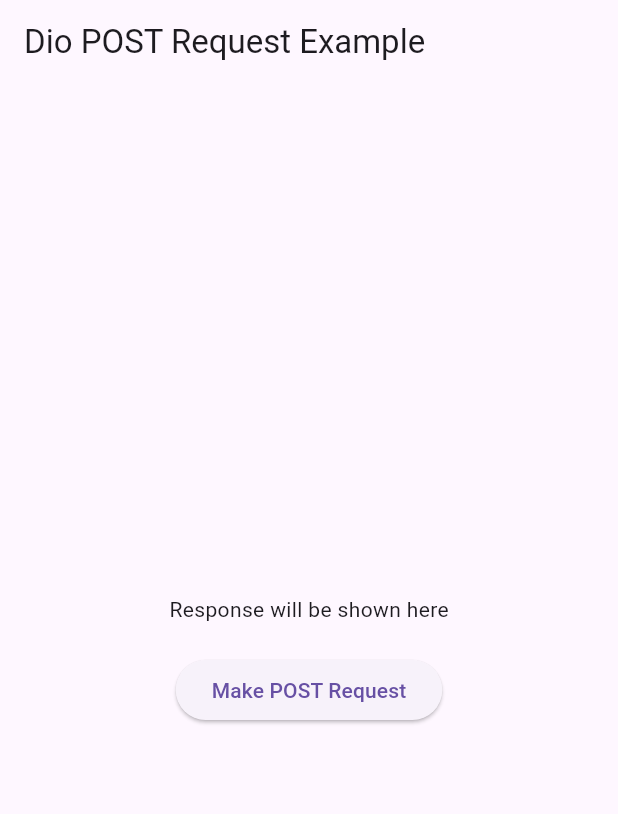
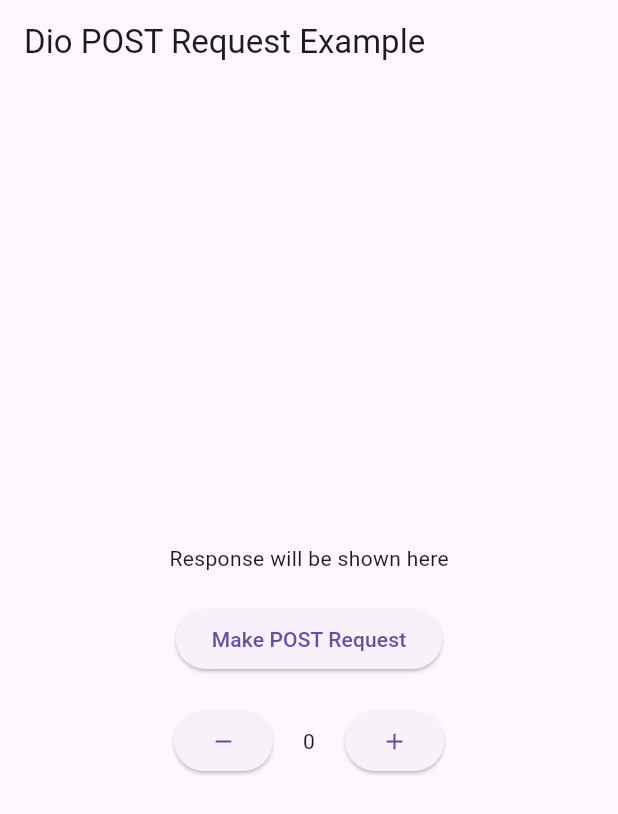
Before and after one commit to minhaz74692/Flutter_Riverpod_DRF_Project, a Flutter app: the screen it shows after launch, after a tap on "Make POST Request", on a phone screen of 412 x 824 dp. Shown: the top 814 px of the screen. Run offline on Flutter 3.47's test engine with Material 3 defaults, Android fonts, the phone set to English and light mode, and no system bars; our stand-ins replace dio, flutter_riverpod, get_it, shared_preferences; network calls fail.

```diff
--- a/lib/app.dart
+++ b/lib/app.dart
@@ -1,55 +1,17 @@
-import 'package:drf_flutter_app/blocs/auth_bloc.dart';
+import 'package:drf_flutter_app/screens/home.dart';
 import 'package:flutter/material.dart';
-import 'di_container.dart' as di;
-
-import 'package:provider/provider.dart';
+import 'package:flutter_riverpod/flutter_riverpod.dart';
 
 class MyApp extends StatelessWidget {
   const MyApp({super.key});
 
   @override
   Widget build(BuildContext context) {
-    return MultiProvider(
-      providers: [
-        ChangeNotifierProvider(create: (context) => di.sl<AuthBloc>()),
-      ],
+    return const ProviderScope(
       child: MaterialApp(
-        home: Scaffold(
-          appBar: AppBar(title: Text('Dio POST Request Example')),
-          body: PostRequestDemo(),
-        ),
+        debugShowCheckedModeBanner: false,
+        home: HomeScreen(),
       ),
     );
   }
 }
-
-class PostRequestDemo extends StatefulWidget {
-  @override
-  _PostRequestDemoState createState() => _PostRequestDemoState();
-}
-
-class _PostRequestDemoState extends State<PostRequestDemo> {
-  String responseMessage = 'Response will be shown here';
-
-  void makePostRequest() async {
-    var ab = context.read<AuthBloc>();
-    await ab.logIn();
-  }
-
-  @override
-  Widget build(BuildContext context) {
-    return Center(
-      child: Column(
-        mainAxisAlignment: MainAxisAlignment.center,
-        children: [
-          Text(responseMessage),
-          SizedBox(height: 20),
-          ElevatedButton(
-            onPressed: makePostRequest,
-            child: Text('Make POST Request'),
-          ),
-        ],
-      ),
-    );
-  }
-}
--- a/lib/blocs/auth_bloc.dart
+++ b/lib/blocs/auth_bloc.dart
@@ -1,5 +1,12 @@
 import 'package:drf_flutter_app/repository/repos/auth_repo.dart';
 import 'package:flutter/material.dart';
+import 'package:flutter_riverpod/flutter_riverpod.dart';
+
+import 'di_container.dart' as di;
+
+final authPod = ChangeNotifierProvider<AuthBloc>((ref) {
+  return di.sl<AuthBloc>();
+});
 
 class AuthBloc extends ChangeNotifier {
   final AuthRepo authRepo;
@@ -8,4 +15,11 @@ class AuthBloc extends ChangeNotifier {
   logIn() async {
     await authRepo.loginRepo();
   }
+
+  int _counter = 0;
+  int get counter => _counter;
+  changeCounter(bool increase) {
+    increase ? _counter++ : _counter--;
+    notifyListeners();
+  }
 }
--- a/lib/constants.dart
+++ b/lib/constants.dart
@@ -1,4 +1,4 @@
 class AppConstant {
-  static String baseUrl = "http://192.168.1.16:8001";
+  static String baseUrl = "http://192.168.1.6:8001";
   static String token = "token";
 }
--- a/lib/main.dart
+++ b/lib/main.dart
@@ -1,6 +1,6 @@
 import 'package:drf_flutter_app/app.dart';
 import 'package:flutter/material.dart';
-import 'di_container.dart' as di;
+import 'blocs/di_container.dart' as di;
 
 void main() async {
   WidgetsFlutterBinding.ensureInitialized();
--- /dev/null
+++ b/lib/screens/home.dart
@@ -0,0 +1,65 @@
+import 'package:drf_flutter_app/blocs/auth_bloc.dart';
+import 'package:flutter/material.dart';
+import 'package:flutter_riverpod/flutter_riverpod.dart';
+
+class HomeScreen extends ConsumerStatefulWidget {
+  const HomeScreen({super.key});
+
+  @override
+  ConsumerState<HomeScreen> createState() => _HomeScreenState();
+}
+
+class _HomeScreenState extends ConsumerState<HomeScreen> {
+  String responseMessage = 'Response will be shown here';
+
+  // ProviderContainer refContainer = ProviderContainer();
+  void makePostRequest() async {
+    // var ab = refContainer.read(authPod);
+    var ab = ref.read(authPod);
+    await ab.logIn();
+  }
+
+  @override
+  Widget build(BuildContext context) {
+    return Scaffold(
+      appBar: AppBar(title: const Text('Dio POST Request Example')),
+      body: Consumer(builder: (context, ref, child) {
+        final ap = ref.watch(authPod);
+        return Center(
+          child: Column(
+            mainAxisAlignment: MainAxisAlignment.center,
+            children: [
+              Text(responseMessage),
+              const SizedBox(height: 20),
+              ElevatedButton(
+                onPressed: makePostRequest,
+                child: const Text('Make POST Request'),
+              ),
+              const SizedBox(height: 20),
+              Row(
+                mainAxisAlignment: MainAxisAlignment.center,
+                children: [
+                  ElevatedButton(
+                    onPressed: () {
+                      ap.changeCounter(false);
+                    },
+                    child: const Icon(Icons.remove),
+                  ),
+                  const SizedBox(width: 20),
+                  Text(ap.counter.toString()),
+                  const SizedBox(width: 20),
+                  ElevatedButton(
+                    onPressed: () {
+                      ap.changeCounter(true);
+                    },
+                    child: const Icon(Icons.add),
+                  ),
+                ],
+              ),
+            ],
+          ),
+        );
+      }),
+    );
+  }
+}
--- a/pubspec.yaml
+++ b/pubspec.yaml
@@ -18,9 +18,8 @@ dependencies:
   dio: ^5.5.0+1
   shared_preferences: ^2.2.3
   flutter_native_splash: ^2.4.1
-  riverpod: ^2.5.1
   get_it: ^7.7.0
-  provider: ^6.1.2
+  flutter_riverpod: ^2.5.1
 
 
 dev_dependencies:
```
Also changed, not shown: lib/blocs/di_container.dart (renamed from lib/di_container.dart), pubspec.lock.
